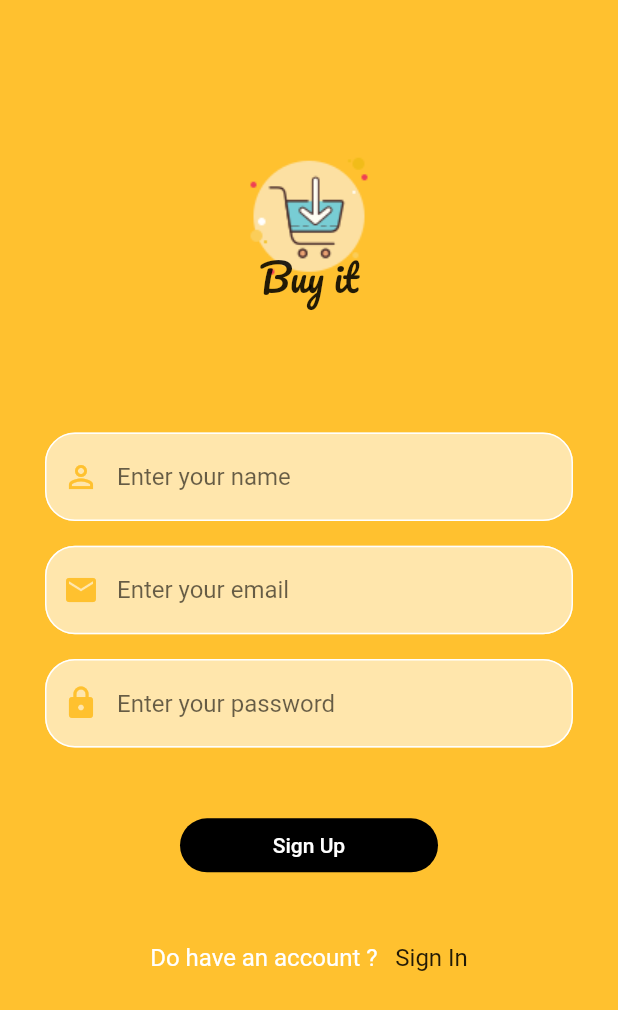
After one commit to AhmedMostafaElbasha/Buy-it-App, a Flutter app: the screen it shows after launch, after a tap on "Sign In", after a tap on "Sign Up", on a phone screen of 412 x 824 dp. The commit adds this screen. Shown: the top 1010 px of the screen. Run offline on Flutter 3.47's test engine with Material 2 defaults, Android fonts, the phone set to English and light mode, and no system bars.

Commit message:
Update Patch:
1- Finished the UI design of SignUpScreen.

2- Applied Minor Modifications to CustomTextFiled Implementation.

3- Applied Minor Modifications to SignInScreen design.

```diff
--- a/buy_it/lib/main.dart
+++ b/buy_it/lib/main.dart
@@ -1,5 +1,6 @@
+import 'package:buy_it/screens/sign_up_screen.dart';
 import 'package:flutter/material.dart';
-import 'screens/home_screen.dart';
+import 'screens/sign_in_screen.dart';
 
 void main() => runApp(MyApp());
 
@@ -7,9 +8,10 @@ class MyApp extends StatelessWidget {
   @override
   Widget build(BuildContext context) {
     return MaterialApp(
-      initialRoute: HomeScreen.id,
+      initialRoute: SignInScreen.id,
       routes: {
-        HomeScreen.id: (context) => HomeScreen(),
+        SignInScreen.id: (context) => SignInScreen(),
+        SignUpScreen.id: (context) => SignUpScreen(),
       },
     );
   }
--- a/buy_it/lib/screens/home_screen.dart
+++ /dev/null
@@ -1,102 +0,0 @@
-import 'package:buy_it/widgets/widgets.dart';
-import 'package:flutter/material.dart';
-import 'package:buy_it/constants.dart';
-
-class HomeScreen extends StatelessWidget {
-  static String id = '/home_page';
-
-  @override
-  Widget build(BuildContext context) {
-    double height = MediaQuery.of(context).size.height;
-
-    return Scaffold(
-      backgroundColor: appMainColor,
-      body: SafeArea(
-        child: ListView(
-          children: [
-            Padding(
-              padding: EdgeInsets.only(top: height * .1),
-              child: Container(
-                height: height * .15,
-                child: Stack(
-                  alignment: Alignment.center,
-                  children: [
-                    Image(
-                      image: AssetImage('images/icons/buy_icon.png'),
-                    ),
-                    Positioned(
-                      bottom: 0,
-                      child: Text(
-                        'Buy it',
-                        style: TextStyle(
-                          fontFamily: "Pacifico",
-                          fontSize: 25,
-                        ),
-                      ),
-                    ),
-                  ],
-                ),
-              ),
-            ),
-            SizedBox(height: height * .1),
-            CustomTextField(
-              hint: 'Enter your email',
-              icon: Icons.email,
-            ),
-            SizedBox(height: height * .02),
-            CustomTextField(
-              hint: 'Enter your password',
-              icon: Icons.lock,
-            ),
-            SizedBox(height: height * .05),
-            _signInButton(),
-            SizedBox(height: height * .05),
-            Row(
-              mainAxisAlignment: MainAxisAlignment.center,
-              children: [
-                Text(
-                  'Don\'t have an account ? ',
-                  style: TextStyle(
-                    fontSize: 16,
-                    color: Colors.white,
-                  ),
-                ),
-                Text(
-                  'Login',
-                  style: TextStyle(
-                    fontSize: 16,
-                  ),
-                )
-              ],
-            ),
-          ],
-        ),
-      ),
-    );
-  }
-
-  Padding _signInButton() {
-    return Padding(
-      padding: const EdgeInsets.symmetric(horizontal: 120),
-      child: TextButton(
-        onPressed: () {},
-        style: ButtonStyle(
-          shape: MaterialStateProperty.all<RoundedRectangleBorder>(
-            RoundedRectangleBorder(
-              borderRadius: BorderRadius.circular(20),
-            ),
-          ),
-          backgroundColor: MaterialStateProperty.all<Color>(
-            Colors.black,
-          ),
-        ),
-        child: Text(
-          'Login',
-          style: TextStyle(
-            color: Colors.white,
-          ),
-        ),
-      ),
-    );
-  }
-}
--- /dev/null
+++ b/buy_it/lib/screens/sign_in_screen.dart
@@ -0,0 +1,94 @@
+import 'package:buy_it/screens/sign_up_screen.dart';
+import 'package:buy_it/widgets/widgets.dart';
+import 'package:flutter/material.dart';
+import 'package:buy_it/constants.dart';
+
+// ignore: must_be_immutable
+class SignInScreen extends StatelessWidget {
+  GlobalKey<FormState> _formKey = GlobalKey<FormState>();
+  static String id = '/sign_in_screen';
+
+  @override
+  Widget build(BuildContext context) {
+    double height = MediaQuery.of(context).size.height;
+
+    return Scaffold(
+      backgroundColor: appMainColor,
+      body: SafeArea(
+        child: Form(
+          key: _formKey,
+          child: ListView(
+            children: [
+              AppLogo(height),
+              SizedBox(height: height * .1),
+              CustomTextField(
+                hint: 'Enter your email',
+                icon: Icons.email,
+              ),
+              SizedBox(height: height * .02),
+              CustomTextField(
+                hint: 'Enter your password',
+                icon: Icons.lock,
+              ),
+              SizedBox(height: height * .05),
+              _signInButton(),
+              SizedBox(height: height * .05),
+              Row(
+                mainAxisAlignment: MainAxisAlignment.center,
+                children: [
+                  Text(
+                    'Don\'t have an account ?   ',
+                    style: TextStyle(
+                      fontSize: 16,
+                      color: Colors.white,
+                    ),
+                  ),
+                  GestureDetector(
+                    onTap: () {
+                      Navigator.pushNamed(context, SignUpScreen.id);
+                    },
+                    child: Text(
+                      'Sign Up',
+                      style: TextStyle(
+                        fontSize: 16,
+                      ),
+                    ),
+                  )
+                ],
+              ),
+            ],
+          ),
+        ),
+      ),
+    );
+  }
+
+  Padding _signInButton() {
+    return Padding(
+      padding: const EdgeInsets.symmetric(horizontal: 120),
+      child: TextButton(
+        onPressed: () {
+          if (_formKey.currentState.validate()) {
+            // Do Something.
+          }
+        },
+        style: ButtonStyle(
+          shape: MaterialStateProperty.all<RoundedRectangleBorder>(
+            RoundedRectangleBorder(
+              borderRadius: BorderRadius.circular(20),
+            ),
+          ),
+          backgroundColor: MaterialStateProperty.all<Color>(
+            Colors.black,
+          ),
+        ),
+        child: Text(
+          'Sign In',
+          style: TextStyle(
+            color: Colors.white,
+          ),
+        ),
+      ),
+    );
+  }
+}
--- /dev/null
+++ b/buy_it/lib/screens/sign_up_screen.dart
@@ -0,0 +1,99 @@
+import 'package:buy_it/constants.dart';
+import 'package:buy_it/screens/sign_in_screen.dart';
+import 'package:buy_it/widgets/widgets.dart';
+import 'package:flutter/material.dart';
+
+// ignore: must_be_immutable
+class SignUpScreen extends StatelessWidget {
+  GlobalKey<FormState> _formKey = GlobalKey<FormState>();
+  static String id = '/sign_up_screen';
+
+  @override
+  Widget build(BuildContext context) {
+    double height = MediaQuery.of(context).size.height;
+
+    return Scaffold(
+      backgroundColor: appMainColor,
+      body: SafeArea(
+        child: Form(
+          key: _formKey,
+          child: ListView(
+            children: [
+              AppLogo(height),
+              SizedBox(height: height * .1),
+              CustomTextField(
+                hint: 'Enter your name',
+                icon: Icons.perm_identity,
+              ),
+              SizedBox(height: height * .02),
+              CustomTextField(
+                hint: 'Enter your email',
+                icon: Icons.email,
+              ),
+              SizedBox(height: height * .02),
+              CustomTextField(
+                hint: 'Enter your password',
+                icon: Icons.lock,
+              ),
+              SizedBox(height: height * .05),
+              _signUpButton(),
+              SizedBox(height: height * .05),
+              Row(
+                mainAxisAlignment: MainAxisAlignment.center,
+                children: [
+                  Text(
+                    'Do have an account ?   ',
+                    style: TextStyle(
+                      fontSize: 16,
+                      color: Colors.white,
+                    ),
+                  ),
+                  GestureDetector(
+                    onTap: () {
+                      Navigator.pushNamed(context, SignInScreen.id);
+                    },
+                    child: Text(
+                      'Sign In',
+                      style: TextStyle(
+                        fontSize: 16,
+                      ),
+                    ),
+                  )
+                ],
+              ),
+            ],
+          ),
+        ),
+      ),
+    );
+  }
+
+  Padding _signUpButton() {
+    return Padding(
+      padding: const EdgeInsets.symmetric(horizontal: 120),
+      child: TextButton(
+        onPressed: () {
+          if (_formKey.currentState.validate()) {
+            // Do Something.
+          }
+        },
+        style: ButtonStyle(
+          shape: MaterialStateProperty.all<RoundedRectangleBorder>(
+            RoundedRectangleBorder(
+              borderRadius: BorderRadius.circular(20),
+            ),
+          ),
+          backgroundColor: MaterialStateProperty.all<Color>(
+            Colors.black,
+          ),
+        ),
+        child: Text(
+          'Sign Up',
+          style: TextStyle(
+            color: Colors.white,
+          ),
+        ),
+      ),
+    );
+  }
+}
--- /dev/null
+++ b/buy_it/lib/widgets/app_logo.dart
@@ -0,0 +1,35 @@
+import 'package:flutter/material.dart';
+
+class AppLogo extends StatelessWidget {
+  final double height;
+
+  AppLogo(this.height);
+
+  @override
+  Widget build(BuildContext context) {
+    return Padding(
+      padding: EdgeInsets.only(top: height * .1),
+      child: Container(
+        height: height * .15,
+        child: Stack(
+          alignment: Alignment.center,
+          children: [
+            Image(
+              image: AssetImage('images/icons/buy_icon.png'),
+            ),
+            Positioned(
+              bottom: 0,
+              child: Text(
+                'Buy it',
+                style: TextStyle(
+                  fontFamily: "Pacifico",
+                  fontSize: 25,
+                ),
+              ),
+            ),
+          ],
+        ),
+      ),
+    );
+  }
+}
--- a/buy_it/lib/widgets/custom_text_field.dart
+++ b/buy_it/lib/widgets/custom_text_field.dart
@@ -10,11 +10,27 @@ class CustomTextField extends StatelessWidget {
     @required this.icon,
   });
 
+  // ignore: missing_return
+  String _errorMessage(String hint) {
+    switch (hint) {
+      case 'Enter your name':
+        return 'Name is required';
+      case 'Enter your email':
+        return 'Email is required';
+      case 'Enter your password':
+        return 'Password is required';
+    }
+  }
+
   @override
   Widget build(BuildContext context) {
     return Padding(
       padding: const EdgeInsets.symmetric(horizontal: 30),
-      child: TextField(
+      child: TextFormField(
+        // ignore: missing_return
+        validator: (value) {
+          if (value.isEmpty) return _errorMessage(hint);
+        },
         cursorColor: appMainColor,
         decoration: InputDecoration(
           prefixIcon: Icon(
@@ -32,6 +48,10 @@ class CustomTextField extends StatelessWidget {
             borderRadius: BorderRadius.circular(20),
             borderSide: BorderSide(color: Colors.white),
           ),
+          border: OutlineInputBorder(
+            borderRadius: BorderRadius.circular(20),
+            borderSide: BorderSide(color: Colors.white),
+          ),
         ),
       ),
     );
--- a/buy_it/lib/widgets/widgets.dart
+++ b/buy_it/lib/widgets/widgets.dart
@@ -1 +1,2 @@
 export 'custom_text_field.dart';
+export 'app_logo.dart';
```
